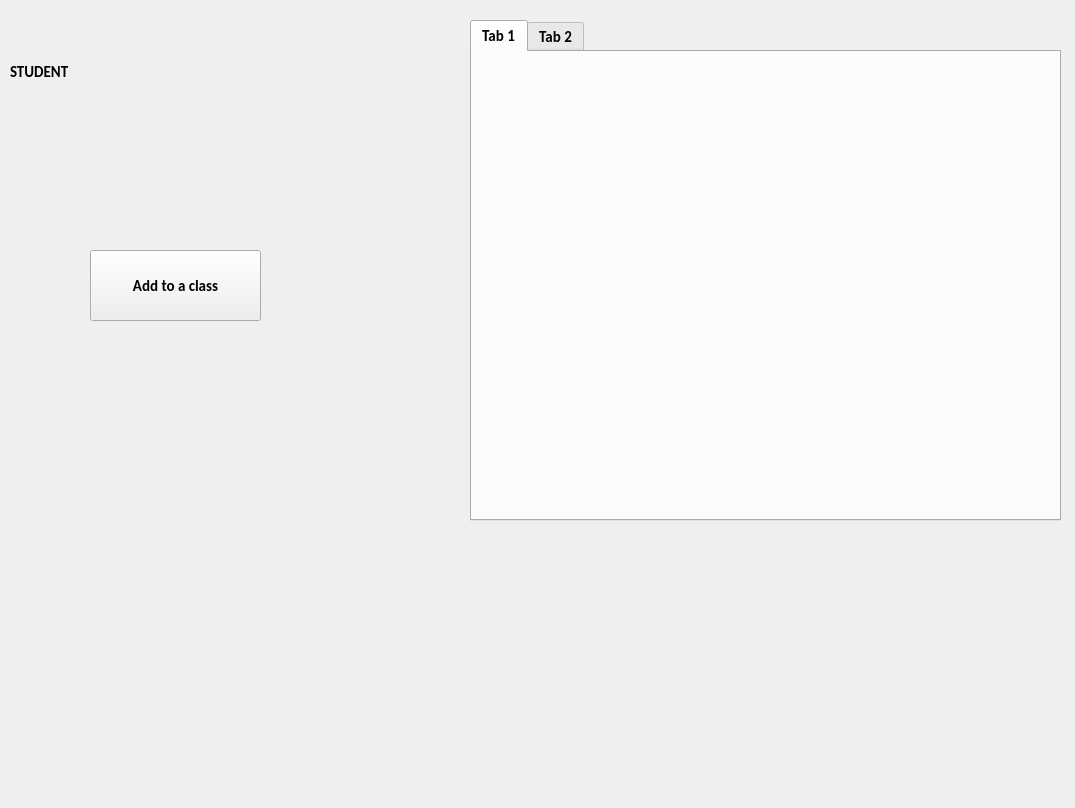
Old version of the form studyProject/secondwindow.ui in the repository fenrirm/study_project.
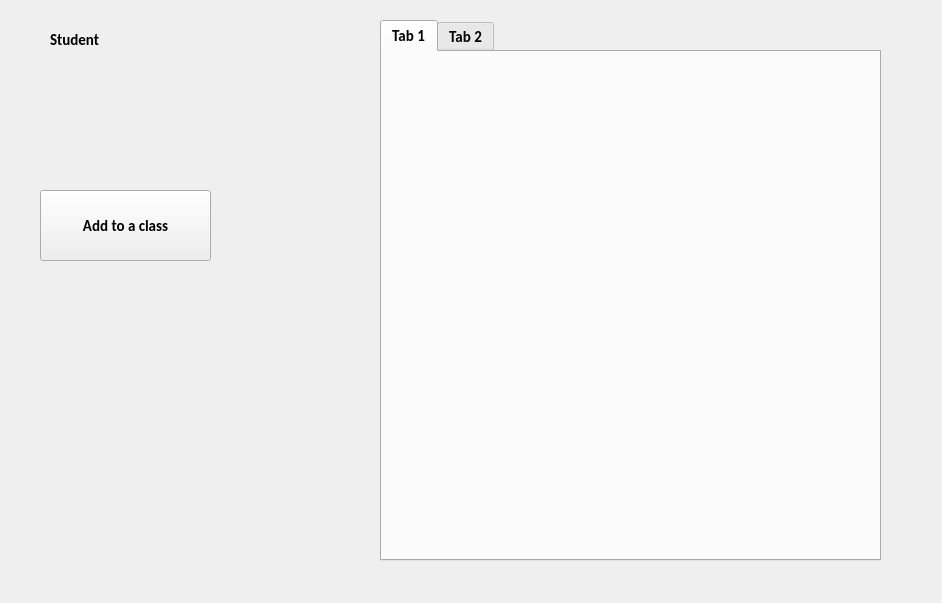
New version of the form. Icons and pictures are not drawn.

What changed in the file:
```diff
--- a/studyProject/secondwindow.ui
+++ b/studyProject/secondwindow.ui
@@ -6,8 +6,8 @@
    <rect>
     <x>0</x>
     <y>0</y>
-    <width>1075</width>
-    <height>808</height>
+    <width>942</width>
+    <height>603</height>
    </rect>
   </property>
   <property name="font">
@@ -30,12 +30,18 @@
    <widget class="QTabWidget" name="tabWidget">
     <property name="geometry">
      <rect>
-      <x>470</x>
+      <x>380</x>
       <y>20</y>
-      <width>591</width>
-      <height>501</height>
+      <width>501</width>
+      <height>541</height>
      </rect>
     </property>
+    <property name="font">
+     <font>
+      <family>Calibri</family>
+      <pointsize>11</pointsize>
+     </font>
+    </property>
     <widget class="QWidget" name="tab">
      <attribute name="title">
       <string>Tab 1</string>
@@ -50,12 +56,18 @@
    <widget class="QPushButton" name="pushButton">
     <property name="geometry">
      <rect>
-      <x>90</x>
-      <y>250</y>
+      <x>40</x>
+      <y>190</y>
       <width>171</width>
       <height>71</height>
      </rect>
     </property>
+    <property name="font">
+     <font>
+      <family>Calibri</family>
+      <pointsize>11</pointsize>
+     </font>
+    </property>
     <property name="text">
      <string>Add to a class</string>
     </property>
@@ -63,55 +75,51 @@
    <widget class="QWidget" name="">
     <property name="geometry">
      <rect>
-      <x>10</x>
-      <y>40</y>
-      <width>201</width>
+      <x>50</x>
+      <y>20</y>
+      <width>161</width>
       <height>131</height>
      </rect>
     </property>
-    <layout class="QVBoxLayout" name="verticalLayout_2">
+    <layout class="QVBoxLayout" name="verticalLayout">
      <item>
       <widget class="QLabel" name="student">
        <property name="font">
         <font>
          <family>Calibri</family>
          <pointsize>11</pointsize>
-         <bold>true</bold>
         </font>
        </property>
-       <property name="styleSheet">
-        <string notr="true"/>
+       <property name="text">
+        <string>Student</string>
        </property>
+      </widget>
+     </item>
+     <item>
+      <widget class="QLabel" name="name">
+       <property name="font">
+        <font>
+         <family>Calibri</family>
+         <pointsize>11</pointsize>
+        </font>
+       </property>
        <property name="text">
-        <string>STUDENT</string>
+        <string/>
        </property>
       </widget>
      </item>
      <item>
-      <layout class="QVBoxLayout" name="verticalLayout">
-       <item>
-        <widget class="QLabel" name="name">
-         <property name="font">
-          <font>
-           <family>Calibri</family>
-           <pointsize>12</pointsize>
-           <bold>false</bold>
-          </font>
-         </property>
-        </widget>
-       </item>
-       <item>
-        <widget class="QLabel" name="surname">
-         <property name="font">
-          <font>
-           <family>Calibri</family>
-           <pointsize>12</pointsize>
-           <bold>false</bold>
-          </font>
-         </property>
-        </widget>
-       </item>
-      </layout>
+      <widget class="QLabel" name="surname">
+       <property name="font">
+        <font>
+         <family>Calibri</family>
+         <pointsize>11</pointsize>
+        </font>
+       </property>
+       <property name="text">
+        <string/>
+       </property>
+      </widget>
      </item>
     </layout>
    </widget>
```
